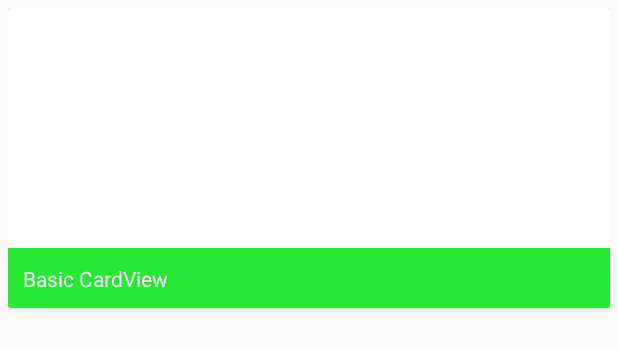
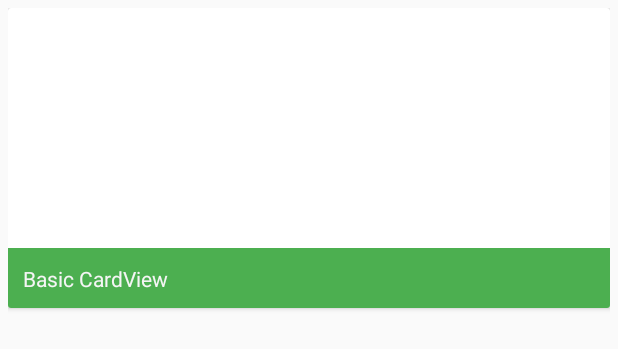
Before and after one commit to jaredkaczynski/MyUMass, an Android app: the layout dining_card_layout.xml on its own in the app's theme, with its tools: preview values and no code run, on a phone screen of 412 x 824 dp. Shown: the top 349 px of the screen. Run offline under Robolectric (Android 15) with nearby library versions, the phone set to English and light mode, and no system bars.

Commit message:
Fixed another crash

```diff
--- a/app/src/main/java/razrsword/mapping/UMassMapActivity.java
+++ b/app/src/main/java/razrsword/mapping/UMassMapActivity.java
@@ -75,7 +75,7 @@ public class UMassMapActivity extends AppCompatActivity implements OnMapReadyCal
     // Progress dialog type (0 - for Horizontal progress bar)
     public static final int progress_bar_type = 0;
     private double[] userLocation = new double[2];
-    private boolean GoogleMaps = true;
+    private boolean GoogleMaps = false;
     List<Place> listOfPlace;
     private final com.google.android.gms.maps.model.Marker[] placeMarker = new com.google.android.gms.maps.model.Marker[1];
     Bundle globalSavedInstanceState;
@@ -103,9 +103,10 @@ public class UMassMapActivity extends AppCompatActivity implements OnMapReadyCal
             initializeLocateButtonGoogleMaps(locateButton);
             initializeGoogleMaps(savedInstanceState);
         } else {
+            mapController = initializeOSMDroidMaps(savedInstanceState);
             initializeLocateButtonOSM(locateButton);
             map.setVisibility(View.VISIBLE);
-            mapController = initializeOSMDroidMaps(savedInstanceState);
+
         }
 
         if (savedInstanceState != null) {
--- a/app/src/main/res/values/colors.xml
+++ b/app/src/main/res/values/colors.xml
@@ -4,7 +4,7 @@
     <color name="colorPrimaryDark">#003b5c</color>
     <color name="colorAccent">#5d2a2c</color>
     <color name="statusBarColo">#881c1c</color>
-    <color name="busy0">#27e833</color>
+    <color name="busy0">#4CAF50</color>
     <color name="trafficColor">#F5F5F5</color>
     <color name="cardBackground">#aca39a</color>
 </resources>
```
